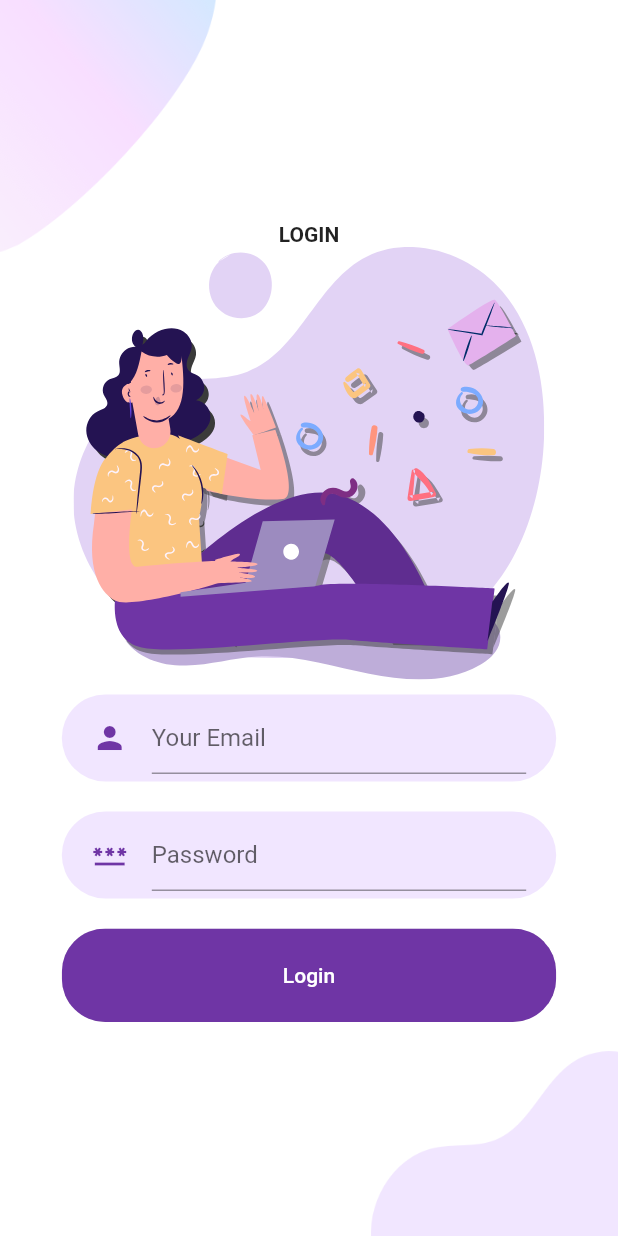
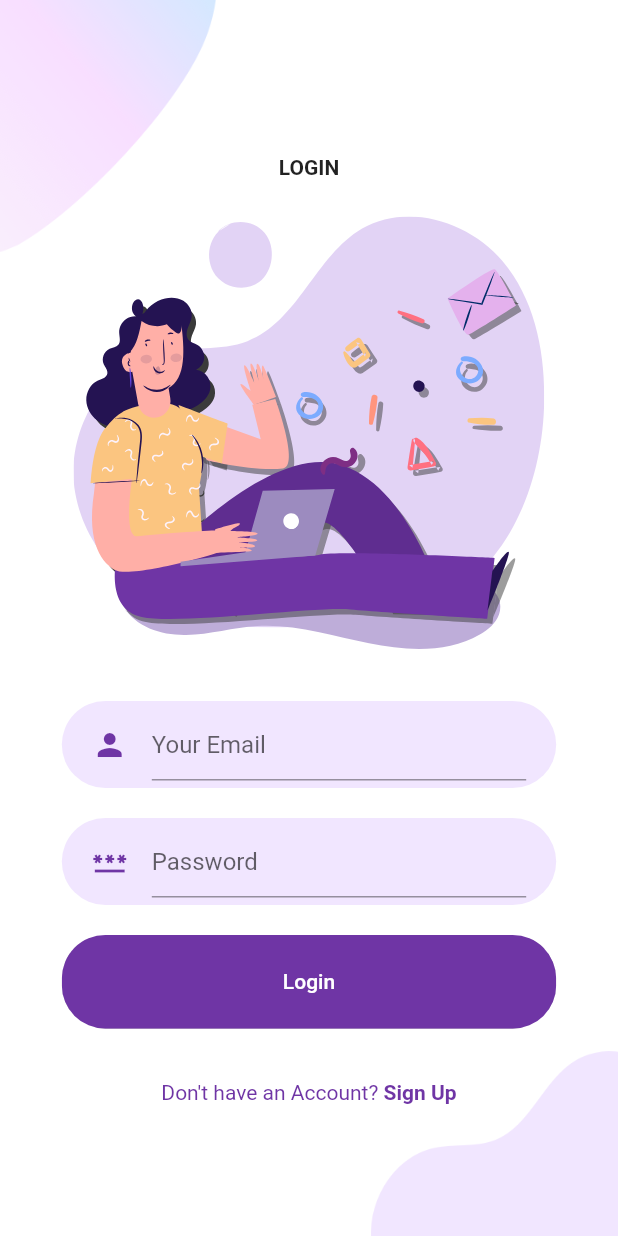
Before and after one commit to francesco-buscicchio/EcoGram, a Flutter app: the screen it shows after launch, after a tap on "LOGIN", on a phone screen of 412 x 824 dp. Run offline on Flutter 3.47's test engine with Material 2 defaults, Android fonts, the phone set to English and light mode, and no system bars; our stand-ins replace firebase_auth, firebase_core, flutter_svg; accounts and stored records are empty; network calls fail.

Commit message:
Passaggio a Registrazione Da Login

```diff
--- a/lib/Screens/Login/components/body.dart
+++ b/lib/Screens/Login/components/body.dart
@@ -1,8 +1,10 @@
+import 'package:ecogram/Screens/Signup/signup_screen.dart';
 import 'package:ecogram/components/RoundedPasswordField.dart';
 import 'package:ecogram/constants.dart';
 import 'package:firebase_auth/firebase_auth.dart';
 import 'package:flutter/material.dart';
 import 'package:flutter_svg/flutter_svg.dart';
+import '../../../components/AlreadyHaveAnAccountCheck.dart';
 import '../../../components/RoundedButton.dart';
 import '../components/background.dart';
 import '../../../components/RoundedInputField.dart';
@@ -31,7 +33,6 @@ class _BodyState extends State<Body> {
       await Auth().signInWithEmailAndPassword(
           email: _controllerEmail.text, password: _controllerPassword.text);
     } on FirebaseAuthException catch (e) {
-      debugPrint('Catch');
       setState(() {
         errorMessage = e.message;
       });
@@ -50,8 +51,10 @@ class _BodyState extends State<Body> {
             "LOGIN",
             style: TextStyle(fontWeight: FontWeight.bold),
           ),
+          SizedBox(height: size.height * 0.03),
           SvgPicture.asset("assets/icons/login.svg",
               height: size.height * 0.35),
+          SizedBox(height: size.height * 0.03),
           RoundedInputField(
             icon: Icons.person,
             hintText: "Your Email",
@@ -67,6 +70,8 @@ class _BodyState extends State<Body> {
             },
           ),
           RoundedButton(text: 'Login', press: signInWithEmailAndPassword),
+          SizedBox(height: size.height * 0.03),
+          const AlreadyHaveAnAccountCheck()
         ]));
   }
 }
--- /dev/null
+++ b/lib/components/AlreadyHaveAnAccountCheck.dart
@@ -0,0 +1,40 @@
+import 'package:ecogram/Screens/Login/login_screen.dart';
+import 'package:ecogram/constants.dart';
+import 'package:flutter/cupertino.dart';
+import 'package:flutter/material.dart';
+
+import '../Screens/Signup/signup_screen.dart';
+
+class AlreadyHaveAnAccountCheck extends StatelessWidget {
+  final bool login;
+  const AlreadyHaveAnAccountCheck({Key? key, this.login = true})
+      : super(key: key);
+
+  @override
+  Widget build(BuildContext context) {
+    return Row(
+      mainAxisAlignment: MainAxisAlignment.center,
+      children: <Widget>[
+        Text(
+          login ? "Don't have an Account? " : 'Already Have an Account?',
+          style: const TextStyle(color: kPrimaryColor),
+        ),
+        GestureDetector(
+          onTap: () {
+            debugPrint("Pressed");
+            login
+                ? Navigator.push(context, MaterialPageRoute(builder: (context) {
+                    return const SingUpScreen();
+                  }))
+                : Navigator.push(context, MaterialPageRoute(builder: (context) {
+                    return const LoginScreen();
+                  }));
+          },
+          child: Text(login ? 'Sign Up' : 'Sign In',
+              style: const TextStyle(
+                  color: kPrimaryColor, fontWeight: FontWeight.bold)),
+        )
+      ],
+    );
+  }
+}
```
Also changed, not shown: lib/Screens/Signup/signup_screen.dart (added, +10 -0 lines).
